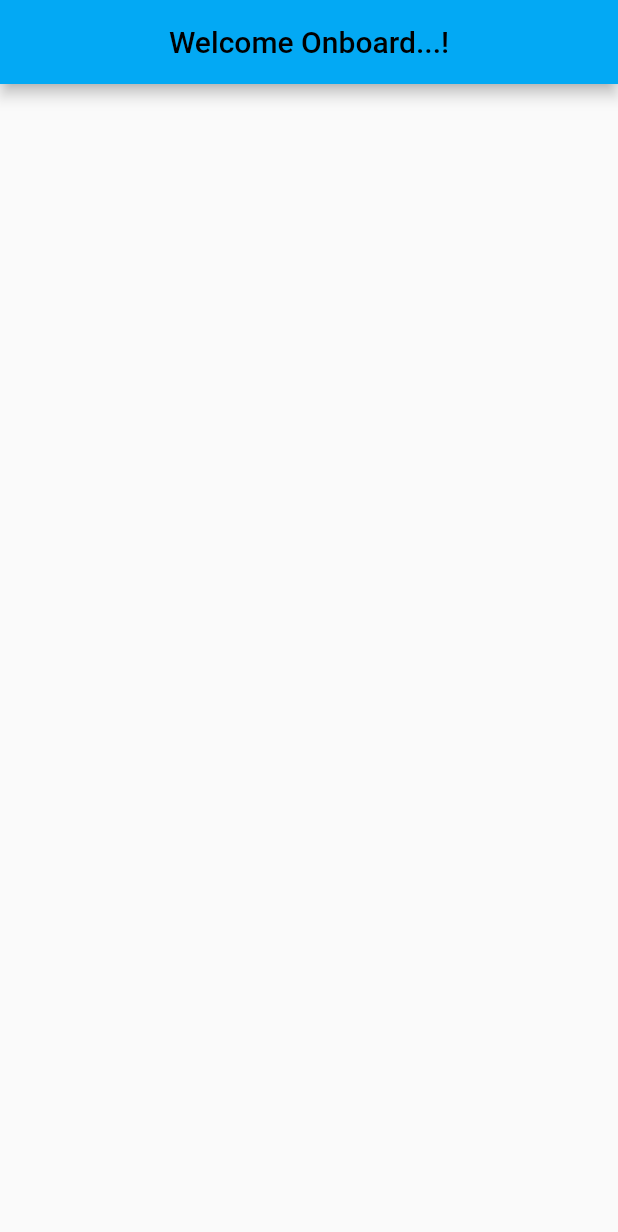
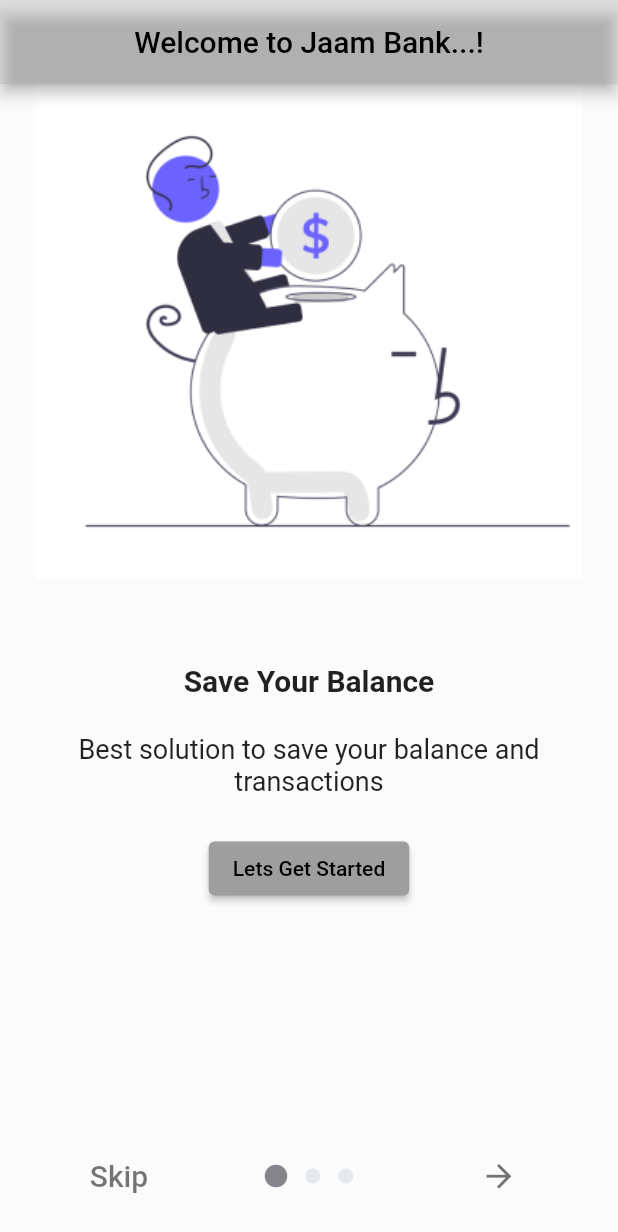
Before and after one commit to Jayanthi061993/Flutter-Project-, a Flutter app: the screen it shows after launch, on a phone screen of 412 x 824 dp. Shown: the top 1232 px of the screen. Run offline on Flutter 3.47's test engine with Material 2 defaults, Android fonts, the phone set to English and light mode, and no system bars; drawn by our look-alikes of introduction_screen.

Commit message:
onboarding screen

```diff
--- a/Onboarding/onboarding_app/lib/homescreen/homescreen.dart
+++ b/Onboarding/onboarding_app/lib/homescreen/homescreen.dart
@@ -8,8 +8,9 @@ class Home_Screen extends StatelessWidget {
   Widget build(BuildContext context) {
     return Scaffold(
       appBar: AppBar(
-        title: const Text('Welcome Aboard...!'),
+        title: const Text('Welcome Back...!'),
         centerTitle: true,
+        backgroundColor: Color.fromARGB(64, 165, 163, 165),
       ),
       body: const Center(
         child: Text(
--- a/Onboarding/onboarding_app/lib/main.dart
+++ b/Onboarding/onboarding_app/lib/main.dart
@@ -1,6 +1,5 @@
 import 'package:flutter/material.dart';
-import 'homescreen/homescreen.dart';
-import 'welcomescreen/welcomescreen.dart';
+import 'onboardscreen/onboardscreen.dart';
 
 void main() {
   runApp(const MyApp());
@@ -12,11 +11,11 @@ class MyApp extends StatelessWidget {
   @override
   Widget build(BuildContext context) {
     return MaterialApp(
-      title: 'Welcome Aboard!',
+      title: 'JaamBank',
       theme: ThemeData(
-        primarySwatch: Colors.lightBlue,
+        primarySwatch: Colors.grey,
       ),
-      home: const Welcome_Screen(),
+      home: Onboard_Screen(),
     );
   }
 }
--- /dev/null
+++ b/Onboarding/onboarding_app/lib/onboardscreen/onboardscreen.dart
@@ -0,0 +1,108 @@
+import 'package:flutter/material.dart';
+import 'package:introduction_screen/introduction_screen.dart';
+import 'package:onboarding_app/homescreen/homescreen.dart';
+
+// ignore: camel_case_types
+class Onboard_Screen extends StatelessWidget {
+  Onboard_Screen({super.key});
+
+  final List<PageViewModel> pages = [
+    PageViewModel(
+      title: 'Save Your Balance',
+      body: 'Best solution to save your balance and transactions',
+      footer: ElevatedButton(
+        style: const ButtonStyle(
+          backgroundColor: MaterialStatePropertyAll<Color>(Colors.grey),
+        ),
+        onPressed: () {},
+        child: const Text('Lets Get Started'),
+      ),
+      image: Center(
+        child: Image.asset('assets/savings.png'),
+      ),
+      decoration: const PageDecoration(
+        titleTextStyle: TextStyle(fontSize: 20.0, fontWeight: FontWeight.bold),
+      ),
+    ),
+    PageViewModel(
+      title: 'Make it simple',
+      body:
+          'We pay attention to all your payments and find way to save your money',
+      footer: ElevatedButton(
+        style: const ButtonStyle(
+          backgroundColor: MaterialStatePropertyAll<Color>(Colors.grey),
+        ),
+        onPressed: () {},
+        child: const Text('Why to wait'),
+      ),
+      image: Center(
+        child: Image.asset('assets/stripe.png'),
+      ),
+      decoration: const PageDecoration(
+        titleTextStyle: TextStyle(fontSize: 20.0, fontWeight: FontWeight.bold),
+      ),
+    ),
+    PageViewModel(
+      title: 'New Banking',
+      body:
+          'Free advisory service, mobile banking application, visa debit card',
+      footer: ElevatedButton(
+        style: const ButtonStyle(
+          backgroundColor: MaterialStatePropertyAll<Color>(Colors.grey),
+        ),
+        onPressed: () {},
+        child: const Text('Follow us'),
+      ),
+      image: Center(
+        child: Image.asset('assets/creditcard.png'),
+      ),
+      decoration: const PageDecoration(
+        titleTextStyle: TextStyle(fontSize: 20.0, fontWeight: FontWeight.bold),
+      ),
+    ),
+  ];
+
+  @override
+  Widget build(BuildContext context) {
+    return Scaffold(
+      appBar: AppBar(
+        title: const Text('Welcome to Jaam Bank...!'),
+        centerTitle: true,
+        backgroundColor: Color.fromARGB(64, 165, 163, 165),
+      ),
+      body: IntroductionScreen(
+        globalBackgroundColor: Colors.white10,
+        pages: pages,
+        dotsDecorator: const DotsDecorator(
+          size: Size(10, 10),
+          color: Color.fromARGB(255, 227, 233, 237),
+          activeSize: Size.square(15),
+          activeColor: Color.fromARGB(255, 132, 132, 138),
+        ),
+        showDoneButton: true,
+        done: const Text(
+          'Done',
+          style: TextStyle(fontSize: 20, color: Colors.black54),
+        ),
+        showSkipButton: true,
+        skip: const Text(
+          'Skip',
+          style: TextStyle(fontSize: 20, color: Colors.black54),
+        ),
+        showNextButton: true,
+        next: const Icon(
+          Icons.arrow_forward,
+          size: 25,
+          color: Colors.black54,
+        ),
+        onDone: () => onDone(context),
+        curve: Curves.bounceOut,
+      ),
+    );
+  }
+
+  onDone(BuildContext context) {
+    Navigator.pushReplacement(
+        context, MaterialPageRoute(builder: (context) => const Home_Screen()));
+  }
+}
--- a/Onboarding/onboarding_app/lib/welcomescreen/welcomescreen.dart
+++ /dev/null
@@ -1,16 +0,0 @@
-import 'package:flutter/material.dart';
-
-// ignore: camel_case_types
-class Welcome_Screen extends StatelessWidget {
-  const Welcome_Screen({super.key});
-
-  @override
-  Widget build(BuildContext context) {
-    return Scaffold(
-      appBar: AppBar(
-        title: const Text('Welcome Onboard...!'),
-        centerTitle: true,
-      ),
-    );
-  }
-}
```
Also changed, not shown: Onboarding/onboarding_app/pubspec.yaml (+9 -5 lines), Onboarding/onboarding_app/assets/coins.png (added), Onboarding/onboarding_app/assets/creditcard.png (added), Onboarding/onboarding_app/assets/savings.png (added), Onboarding/onboarding_app/assets/started.png (added), Onboarding/onboarding_app/assets/stripe.png (added), Onboarding/onboarding_app/pubspec.lock.
